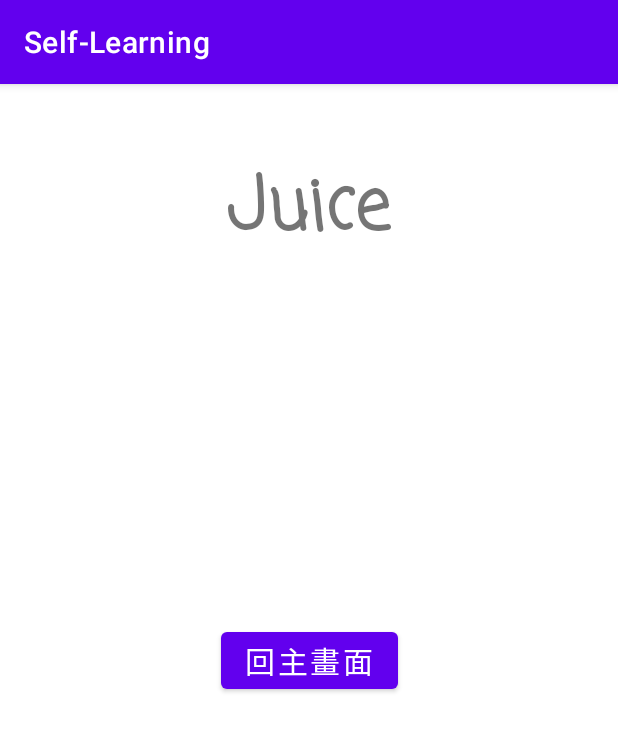
After one commit to duck0000627/Self-Learning, an Android app: the Juice screen opened directly, with no data from a screen before it, on a phone screen of 412 x 824 dp. The commit adds this screen. Shown: the top 731 px of the screen. Run offline under Robolectric (Android 15) with nearby library versions, the phone set to English and light mode, and no system bars.

Commit message:
增加頁面與切換頁面功能

```diff
--- /dev/null
+++ b/app/src/main/java/com/example/self_learning/Juice.java
@@ -0,0 +1,27 @@
+package com.example.self_learning;
+
+import androidx.appcompat.app.AppCompatActivity;
+
+import android.os.Bundle;
+import android.view.View;
+import android.widget.Button;
+
+public class Juice extends AppCompatActivity {
+
+    @Override
+    protected void onCreate(Bundle savedInstanceState) {
+        super.onCreate(savedInstanceState);
+        setContentView(R.layout.activity_juice);
+
+        Button btn_home = (Button) findViewById(R.id.btn_juice_home);
+
+        btn_home.setOnClickListener(btn_homeListener);
+    }
+
+    private View.OnClickListener btn_homeListener = new View.OnClickListener(){
+        @Override
+        public void onClick(View view) {
+            finish();
+        }
+    };
+}
--- /dev/null
+++ b/app/src/main/res/layout/activity_juice.xml
@@ -0,0 +1,33 @@
+<?xml version="1.0" encoding="utf-8"?>
+<androidx.constraintlayout.widget.ConstraintLayout xmlns:android="http://schemas.android.com/apk/res/android"
+    xmlns:app="http://schemas.android.com/apk/res-auto"
+    xmlns:tools="http://schemas.android.com/tools"
+    android:layout_width="match_parent"
+    android:layout_height="match_parent"
+    tools:context=".Juice">
+
+    <TextView
+        android:id="@+id/textView"
+        android:layout_width="wrap_content"
+        android:layout_height="wrap_content"
+        android:fontFamily="casual"
+        android:text="Juice"
+        android:textSize="48sp"
+        android:textStyle="bold"
+        app:layout_constraintBottom_toBottomOf="parent"
+        app:layout_constraintEnd_toEndOf="parent"
+        app:layout_constraintStart_toStartOf="parent"
+        app:layout_constraintTop_toTopOf="parent"
+        app:layout_constraintVertical_bias="0.067" />
+
+    <Button
+        android:id="@+id/btn_juice_home"
+        android:layout_width="wrap_content"
+        android:layout_height="wrap_content"
+        android:text="回主畫面"
+        android:textSize="20sp"
+        app:layout_constraintBottom_toBottomOf="parent"
+        app:layout_constraintEnd_toEndOf="parent"
+        app:layout_constraintStart_toStartOf="parent"
+        app:layout_constraintTop_toTopOf="parent" />
+</androidx.constraintlayout.widget.ConstraintLayout>
```
Also changed, not shown: app/src/main/AndroidManifest.xml (+9 -0 lines), app/src/main/java/com/example/self_learning/MainActivity.java (+33 -0 lines), app/src/main/java/com/example/self_learning/coffee.java (added, +27 -0 lines), app/src/main/java/com/example/self_learning/tea.java (added, +27 -0 lines), app/src/main/res/layout/activity_coffee.xml (added, +33 -0 lines), app/src/main/res/layout/activity_tea.xml (added, +34 -0 lines).
